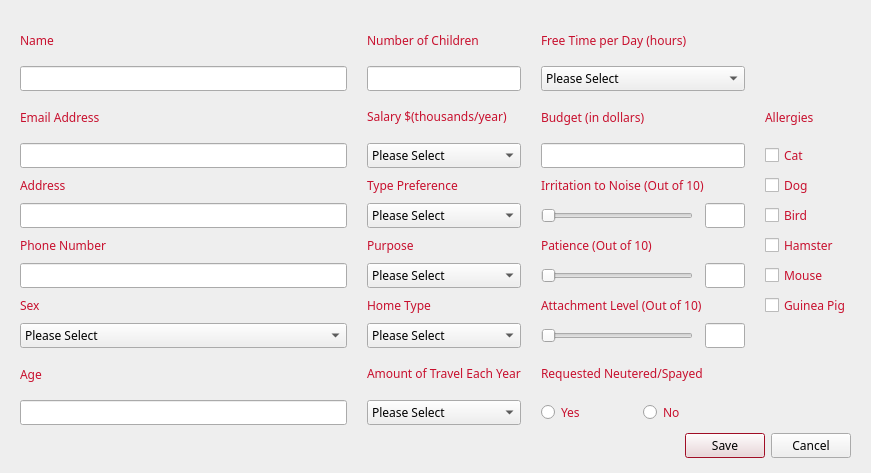
This is cuACS/addclient.ui in cameronhawtin/Animal-Farm-cuACS as Qt 5 draws it before an edit. The edited form follows.
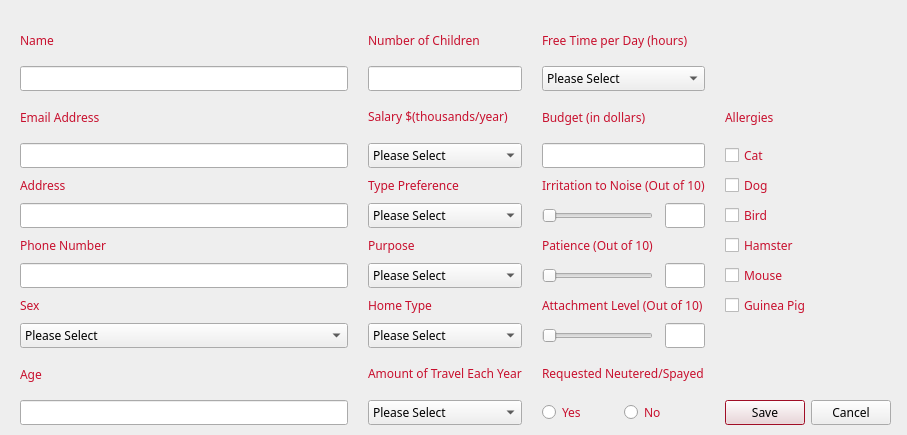
This is the edited form.

The edit to the form file:
```diff
--- a/cuACS/addclient.ui
+++ b/cuACS/addclient.ui
@@ -6,8 +6,8 @@
    <rect>
     <x>0</x>
     <y>0</y>
-    <width>871</width>
-    <height>473</height>
+    <width>907</width>
+    <height>435</height>
    </rect>
   </property>
   <property name="palette">
@@ -163,37 +163,16 @@
   <property name="windowTitle">
    <string>Dialog</string>
   </property>
-  <widget class="QDialogButtonBox" name="buttonBox">
-   <property name="geometry">
-    <rect>
-     <x>510</x>
-     <y>430</y>
-     <width>341</width>
-     <height>32</height>
-    </rect>
-   </property>
-   <property name="font">
-    <font>
-     <family>Egyptienne F</family>
-    </font>
-   </property>
-   <property name="orientation">
-    <enum>Qt::Horizontal</enum>
-   </property>
-   <property name="standardButtons">
-    <set>QDialogButtonBox::Cancel|QDialogButtonBox::Save</set>
-   </property>
-  </widget>
   <widget class="QWidget" name="gridLayoutWidget">
    <property name="geometry">
     <rect>
      <x>20</x>
      <y>20</y>
-     <width>831</width>
+     <width>871</width>
      <height>405</height>
     </rect>
    </property>
-   <layout class="QGridLayout" name="gridLayout" columnstretch="1,0,0,0">
+   <layout class="QGridLayout" name="gridLayout" columnstretch="5,1,1,1">
     <property name="horizontalSpacing">
      <number>20</number>
     </property>
@@ -843,6 +822,21 @@
       </property>
      </widget>
     </item>
+    <item row="11" column="3">
+     <widget class="QDialogButtonBox" name="buttonBox">
+      <property name="font">
+       <font>
+        <family>Egyptienne F</family>
+       </font>
+      </property>
+      <property name="orientation">
+       <enum>Qt::Horizontal</enum>
+      </property>
+      <property name="standardButtons">
+       <set>QDialogButtonBox::Cancel|QDialogButtonBox::Save</set>
+      </property>
+     </widget>
+    </item>
    </layout>
   </widget>
  </widget>
```
